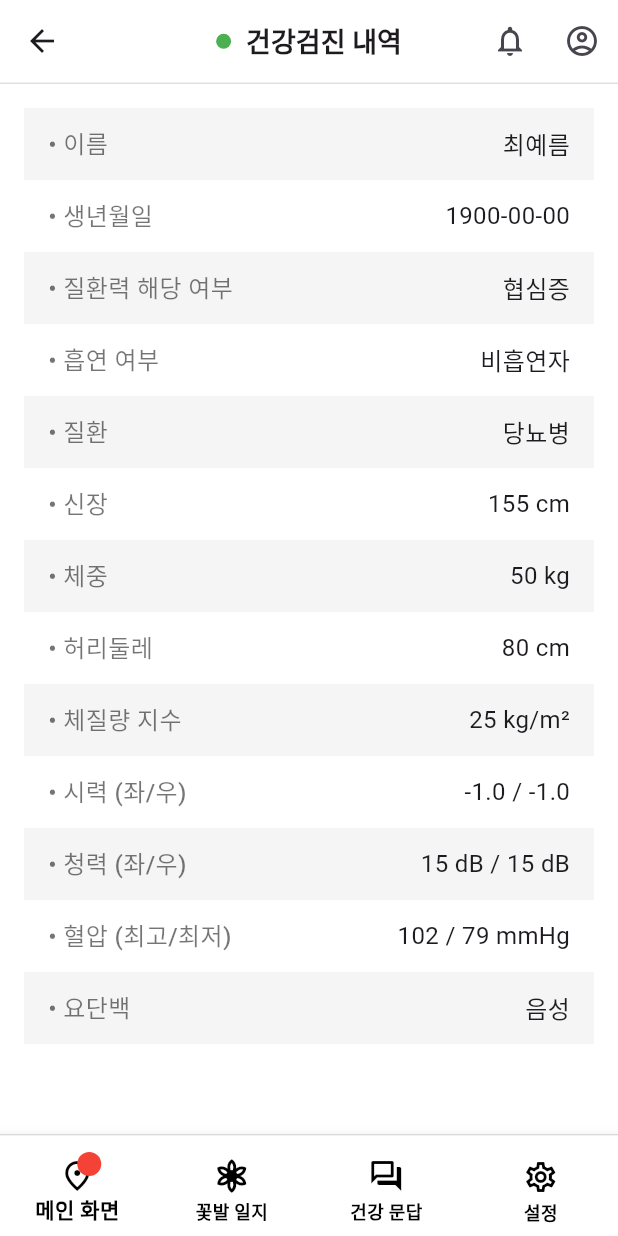
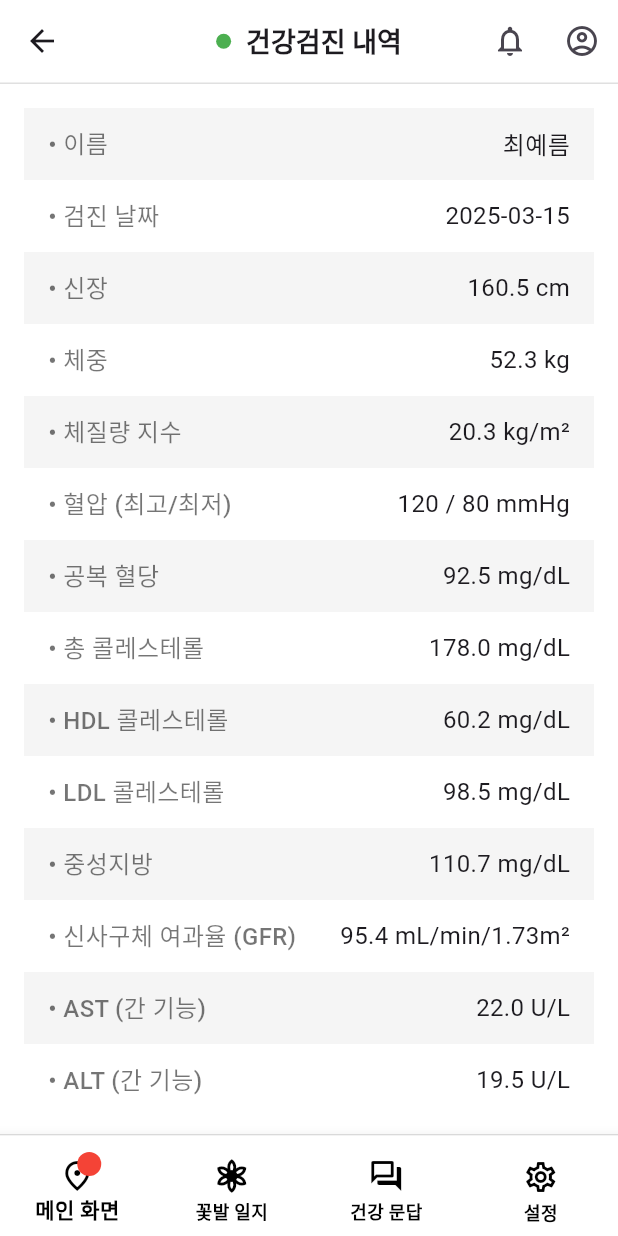
Before and after one commit to CapstonProduct/day_in_bloom_v1, a Flutter app: the MedicalCheckupScreen screen opened by its route, on a phone screen of 412 x 824 dp. Run offline on Flutter 3.47's test engine with Material 3 defaults, Android fonts, the phone set to English and light mode, and no system bars; our stand-ins replace flutter_dotenv, flutter_native_splash, flutter_secure_storage, go_router, smooth_page_indicator, table_calendar and 1 more; missing offline and left inert: flutter_inappwebview; accounts and stored records are empty.

Commit message:
Fix: Modify screen component considering the change of DB table

```diff
--- a/lib/features/healthreport/screen/report_stress_score_screen.dart
+++ b/lib/features/healthreport/screen/report_stress_score_screen.dart
@@ -8,9 +8,9 @@ class ReportStressScoreScreen extends StatelessWidget {
   Widget build(BuildContext context) {
     final int totalScore = 64;
     final List<Map<String, String>> healthData = [
-      {'label': '아침(09:00)', 'value': '72'},
-      {'label': '점심(13:00)', 'value': '56'},
-      {'label': '저녁(18:00)', 'value': '66'},
+      {'label': '심박 변이도(HRV)', 'value': '20 ms'},
+      {'label': '안정시 심박수(RHR)', 'value': '70 bpm'},
+      {'label': '수면 점수', 'value': '78'},
     ];
 
     return Scaffold(
--- a/lib/features/setting/screen/medical_checkup_screen.dart
+++ b/lib/features/setting/screen/medical_checkup_screen.dart
@@ -8,18 +8,19 @@ class MedicalCheckupScreen extends StatelessWidget {
   Widget build(BuildContext context) {
     final List<Map<String, String>> checkupItems = [
       {'label': '이름', 'value': '최예름'},
-      {'label': '생년월일', 'value': '1900-00-00'},
-      {'label': '질환력 해당 여부', 'value': '협심증'},
-      {'label': '흡연 여부', 'value': '비흡연자'},
-      {'label': '질환', 'value': '당뇨병'},
-      {'label': '신장', 'value': '155 cm'},
-      {'label': '체중', 'value': '50 kg'},
-      {'label': '허리둘레', 'value': '80 cm'},
-      {'label': '체질량 지수', 'value': '25 kg/m²'},
-      {'label': '시력 (좌/우)', 'value': '-1.0 / -1.0'},
-      {'label': '청력 (좌/우)', 'value': '15 dB / 15 dB'},
-      {'label': '혈압 (최고/최저)', 'value': '102 / 79 mmHg'},
-      {'label': '요단백', 'value': '음성'},
+      {'label': '검진 날짜', 'value': '2025-03-15'},
+      {'label': '신장', 'value': '160.5 cm'},
+      {'label': '체중', 'value': '52.3 kg'},
+      {'label': '체질량 지수', 'value': '20.3 kg/m²'},
+      {'label': '혈압 (최고/최저)', 'value': '120 / 80 mmHg'},
+      {'label': '공복 혈당', 'value': '92.5 mg/dL'},
+      {'label': '총 콜레스테롤', 'value': '178.0 mg/dL'},
+      {'label': 'HDL 콜레스테롤', 'value': '60.2 mg/dL'},
+      {'label': 'LDL 콜레스테롤', 'value': '98.5 mg/dL'},
+      {'label': '중성지방', 'value': '110.7 mg/dL'},
+      {'label': '신사구체 여과율 (GFR)', 'value': '95.4 mL/min/1.73m²'},
+      {'label': 'AST (간 기능)', 'value': '22.0 U/L'},
+      {'label': 'ALT (간 기능)', 'value': '19.5 U/L'}
     ];
 
     return Scaffold(
```
Also changed, not shown: lib/features/authentication/screen/input_user_info_screen.dart (+18 -16 lines).
